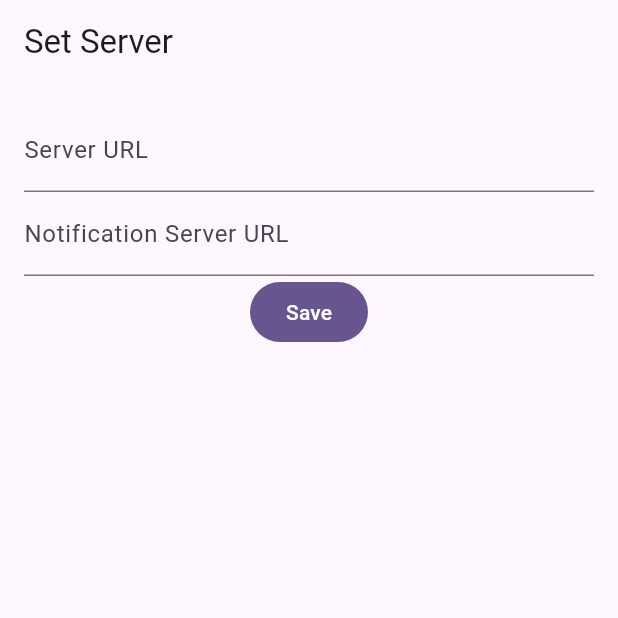
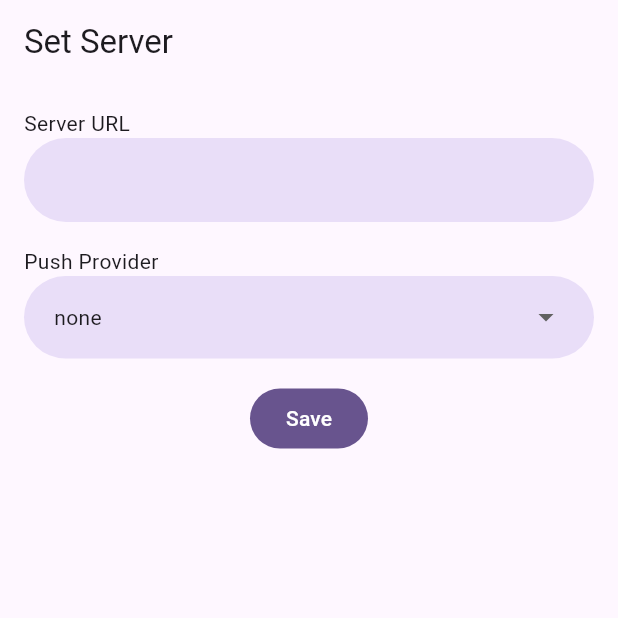
Before and after one commit to Mauznemo/CrypthoraChatWrapper, a Flutter app: the screen it shows after launch, on a phone screen of 412 x 824 dp, the top half of it. Run offline on Flutter 3.47's test engine with Material 3 defaults, Android fonts, the phone set to English and light mode, and no system bars; our stand-ins replace connectivity_plus, flutter_i18n, flutter_local_notifications, package_info_plus, permission_handler, shared_preferences; missing offline and left inert: flutter_foreground_task, flutter_inappwebview, unifiedpush; statements that could not run were skipped.

Commit message:
feat: full unified push support

```diff
--- a/assets/i18n/de.json
+++ b/assets/i18n/de.json
@@ -23,6 +23,7 @@
   "server-settings": {
     "notification-server-url": "URL des Benachrichtigungsservers",
     "server-url": "Server-URL",
-    "set-server": "Server festlegen"
+    "set-server": "Server festlegen",
+    "push-provider": "Push-Anbieter"
   }
 }
--- a/assets/i18n/en.json
+++ b/assets/i18n/en.json
@@ -20,7 +20,8 @@
   "server-settings": {
     "set-server": "Set Server",
     "server-url": "Server URL",
-    "notification-server-url": "Notification Server URL"
+    "notification-server-url": "Notification Server URL",
+    "push-provider": "Push Provider"
   },
   "common": {
     "save": "Save"
--- /dev/null
+++ b/lib/components/custom_dropdown_button.dart
@@ -0,0 +1,40 @@
+import 'package:flutter/material.dart';
+
+class CustomDropdownButton<T> extends StatelessWidget {
+  final T? value;
+  final List<DropdownMenuItem<T>> items;
+  final void Function(T?) onChanged;
+  final Widget? hint;
+
+  const CustomDropdownButton({
+    Key? key,
+    required this.value,
+    required this.items,
+    required this.onChanged,
+    this.hint,
+  }) : super(key: key);
+
+  @override
+  Widget build(BuildContext context) {
+    return Container(
+      padding: const EdgeInsets.symmetric(horizontal: 20),
+      decoration: BoxDecoration(
+        color: Theme.of(context).colorScheme.secondaryContainer,
+        borderRadius: BorderRadius.circular(50),
+      ),
+      child: DropdownButton<T>(
+        isExpanded: true,
+        hint: hint,
+        menuWidth: MediaQuery.of(context).size.width - 25,
+        value: value,
+        items: items,
+        onChanged: onChanged,
+        underline: const SizedBox(),
+        borderRadius: BorderRadius.circular(20),
+        itemHeight: 55,
+        dropdownColor: Theme.of(context).colorScheme.secondaryContainer,
+        style: Theme.of(context).textTheme.bodyMedium,
+      ),
+    );
+  }
+}
--- /dev/null
+++ b/lib/components/custom_text_form_field.dart
@@ -0,0 +1,80 @@
+import 'package:flutter/material.dart';
+import 'package:flutter/services.dart';
+
+class CustomTextFormField extends StatefulWidget {
+  final TextEditingController controller;
+  final String labelText;
+  final VoidCallback? onEditingComplete;
+  final bool obscureText;
+  final TextInputType? keyboardType;
+  final List<TextInputFormatter>? inputFormatters;
+  final FormFieldValidator<String>? validator;
+
+  const CustomTextFormField({
+    Key? key,
+    required this.controller,
+    this.labelText = '',
+    this.onEditingComplete,
+    this.obscureText = false,
+    this.keyboardType = TextInputType.text,
+    this.inputFormatters = const [],
+    this.validator,
+  }) : super(key: key);
+
+  @override
+  State<CustomTextFormField> createState() => _CustomTextFormFieldState();
+}
+
+class _CustomTextFormFieldState extends State<CustomTextFormField> {
+  late FocusNode _focusNode;
+  bool _isFocused = false;
+
+  @override
+  void initState() {
+    super.initState();
+    _focusNode = FocusNode();
+    _focusNode.addListener(() {
+      setState(() {
+        _isFocused = _focusNode.hasFocus;
+      });
+    });
+  }
+
+  @override
+  void dispose() {
+    _focusNode.dispose();
+    super.dispose();
+  }
+
+  @override
+  Widget build(BuildContext context) {
+    bool isLabelFloating = _isFocused || (widget.controller.text.isNotEmpty);
+
+    return TextField(
+      controller: widget.controller,
+      focusNode: _focusNode,
+      obscureText: widget.obscureText,
+      keyboardType: widget.keyboardType,
+      inputFormatters: widget.inputFormatters,
+      onEditingComplete: () {
+        if (widget.onEditingComplete != null) {
+          widget.onEditingComplete!();
+        }
+        _focusNode.unfocus();
+      },
+      decoration: InputDecoration(
+        filled: true,
+        fillColor: Theme.of(context).colorScheme.secondaryContainer,
+        contentPadding: EdgeInsets.symmetric(vertical: 16, horizontal: 20),
+        label: Container(
+          padding: EdgeInsets.only(bottom: isLabelFloating ? 25 : 0),
+          child: Text(widget.labelText),
+        ),
+        border: OutlineInputBorder(
+          borderRadius: BorderRadius.circular(50),
+          borderSide: BorderSide.none,
+        ),
+      ),
+    );
+  }
+}
--- a/lib/pages/add_server_page.dart
+++ b/lib/pages/add_server_page.dart
@@ -1,11 +1,11 @@
-import 'dart:math';
-
+import 'package:crypthora_chat_wrapper/components/custom_dropdown_button.dart';
+import 'package:crypthora_chat_wrapper/components/custom_text_form_field.dart';
 import 'package:crypthora_chat_wrapper/pages/chat_page.dart';
-import 'package:crypthora_chat_wrapper/utils/utils.dart';
+import 'package:crypthora_chat_wrapper/services/push_service.dart';
 import 'package:flutter/material.dart';
-import 'package:flutter_foreground_task/flutter_foreground_task.dart';
 import 'package:flutter_i18n/flutter_i18n.dart';
 import 'package:shared_preferences/shared_preferences.dart';
+import 'package:unifiedpush/unifiedpush.dart';
 
 class AddServerPage extends StatefulWidget {
   final bool canGoBack;
@@ -17,13 +17,28 @@ class AddServerPage extends StatefulWidget {
 
 class _AddServerPageState extends State<AddServerPage> {
   final TextEditingController _serverUrlController = TextEditingController();
-  final TextEditingController _notificationServerUrlController =
-      TextEditingController();
+  String _pushProvider = 'none';
+  List<String> distributors = ['none'];
+
+  Future<void> _init() async {
+    final prefs = await SharedPreferences.getInstance();
+    _serverUrlController.text = prefs.getString('server_url') ?? '';
+    distributors = await UnifiedPush.getDistributors();
+    debugPrint('distributors: $distributors');
+    if (distributors.isEmpty) return;
+    _pushProvider = distributors[0];
+    setState(() {});
+  }
+
+  @override
+  void initState() {
+    super.initState();
+    _init();
+  }
 
   @override
   void dispose() {
     _serverUrlController.dispose();
-    _notificationServerUrlController.dispose();
     super.dispose();
   }
 
@@ -51,45 +66,61 @@ class _AddServerPageState extends State<AddServerPage> {
           padding: const EdgeInsets.all(16.0),
           child: Column(
             children: [
-              TextField(
-                controller: _serverUrlController,
-                decoration: InputDecoration(
-                  labelText: FlutterI18n.translate(
-                    context,
-                    'server-settings.server-url',
-                  ),
-                  hintText: 'https://chat.my-server.com',
+              Align(
+                alignment: Alignment.topLeft,
+                child: Text(
+                  FlutterI18n.translate(context, 'server-settings.server-url'),
                 ),
               ),
-              TextField(
-                controller: _notificationServerUrlController,
-
-                decoration: InputDecoration(
-                  labelText: FlutterI18n.translate(
+              CustomTextFormField(controller: _serverUrlController),
+              const SizedBox(height: 16),
+              Align(
+                alignment: Alignment.topLeft,
+                child: Text(
+                  FlutterI18n.translate(
                     context,
-                    'server-settings.notification-server-url',
+                    'server-settings.push-provider',
                   ),
-                  hintText: 'wss://ntfy.my-server.com',
                 ),
               ),
+              CustomDropdownButton(
+                value: _pushProvider,
+                items: distributors
+                    .map(
+                      (e) => DropdownMenuItem<String>(value: e, child: Text(e)),
+                    )
+                    .toList(),
+                onChanged: (value) {
+                  setState(() {
+                    _pushProvider = value as String;
+                  });
+                },
+              ),
+              const SizedBox(height: 16),
               FilledButton(
                 onPressed: () async {
                   if (_serverUrlController.text.isEmpty) return;
-                  if (_notificationServerUrlController.text.isEmpty) return;
-
-                  String topic = Utils.generateRandomTopic();
+                  if (_pushProvider.isEmpty) return;
 
                   var prefs = await SharedPreferences.getInstance();
                   await prefs.setString(
                     'server_url',
                     _serverUrlController.text,
                   );
-                  await prefs.setString(
-                    'notification_server_url',
-                    _notificationServerUrlController.text,
-                  );
-                  await prefs.setString('topic', topic);
-                  FlutterForegroundTask.restartService();
+                  // await prefs.setString(
+                  //   'notification_server_url',
+                  //   _notificationServerUrlController.text,
+                  // );
+                  await PushService.unregister();
+
+                  final oldDistributor = await UnifiedPush.getDistributor();
+                  if (oldDistributor != _pushProvider) {
+                    debugPrint('save distributor: $_pushProvider');
+                    await UnifiedPush.saveDistributor(_pushProvider);
+                  }
+
+                  await PushService.register();
+
                   if (mounted) {
                     Navigator.push(
                       context,
--- a/lib/services/push_service.dart
+++ b/lib/services/push_service.dart
@@ -1,25 +1,35 @@
 import 'dart:convert';
 
 import 'package:crypthora_chat_wrapper/utils/i18n_helper.dart';
+import 'package:crypthora_chat_wrapper/utils/utils.dart';
 import 'package:flutter/material.dart';
 import 'package:flutter_local_notifications/flutter_local_notifications.dart';
 import 'package:shared_preferences/shared_preferences.dart';
 import 'package:unifiedpush/unifiedpush.dart';
-import 'package:workmanager/workmanager.dart';
 
+@pragma('vm:entry-point')
 class PushService {
   static final FlutterLocalNotificationsPlugin _notifications =
       FlutterLocalNotificationsPlugin();
+  static final _instance = 'crypthora_chat';
+
+  static Future<void> register() async {
+    await UnifiedPush.register(instance: _instance);
+  }
+
+  static Future<void> unregister() async {
+    await UnifiedPush.unregister(_instance);
+  }
 
   static void onNewEndpoint(PushEndpoint endpoint, String instance) {
-    debugPrint("New endpoint: $endpoint");
+    debugPrint("[push_service] New endpoint: ${endpoint.url}");
 
     // TODO: Send endpoint to server
     saveEndpoint(endpoint);
   }
 
   static void onRegistrationFailed(FailedReason reason, String instance) {
-    debugPrint("Registration failed");
+    debugPrint("[push_service] Registration failed");
   }
 
   static void onUnregistered(String instance) {
@@ -27,9 +37,11 @@ class PushService {
     // Clean up endpoint server
   }
 
+  @pragma('vm:entry-point')
   static Future<void> onMessage(PushMessage message, String instance) async {
     String messageText = utf8.decode(message.content);
-    debugPrint("Received message: $messageText");
+    debugPrint("[push_service] Received message: $messageText");
+    try {
       final data = jsonDecode(messageText);
 
       final chatId = data['chatId'] as String;
@@ -48,31 +60,47 @@ class PushService {
         timestamp,
       );
 
+      debugPrint("[push_service] Stored pending notification for $chatId");
       await _scheduleNotificationUpdate(chatId);
+    } catch (e) {
+      debugPrint("[push_service] Error parsing message: $e");
+    }
   }
 
   static Future<void> saveEndpoint(PushEndpoint endpoint) async {
     final prefs = await SharedPreferences.getInstance();
-    await prefs.setString('unifiedpush_endpoint', endpoint.url);
+    // await prefs.setString('unifiedpush_endpoint', endpoint.url);
+    final topic = Utils.extractNtfyTopic(endpoint.url);
+    await prefs.setString('topic', topic);
   }
 
   static Future<void> _scheduleNotificationUpdate(String chatId) async {
-    // Cancel existing scheduled notification for this chat
-    await Workmanager().cancelByUniqueName('notification_$chatId');
+    final scheduledTime = DateTime.now().millisecondsSinceEpoch;
+    await _setNewestNotificationTimestamp(chatId, scheduledTime);
 
-    // Schedule new notification in 2 seconds
-    await Workmanager().registerOneOffTask(
-      'notification_$chatId',
-      'showNotification',
-      initialDelay: Duration(seconds: 2),
-      inputData: {'chatId': chatId},
-    );
+    Future.delayed(Duration(seconds: 2), () async {
+      final newestTimestamp = await _getNewestNotificationTimestamp(chatId);
+
+      // If a newer notification was scheduled after this one, don't show
+      if (newestTimestamp != null && newestTimestamp > scheduledTime) {
+        return;
       }
 
-  static Future<void> showPendingNotification(
-    Map<String, dynamic> inputData,
-  ) async {
-    final chatId = inputData['chatId'] as String;
+      await _showPendingNotification(chatId);
+    });
+  }
+
+  static final Map<String, dynamic> _translationsEn = {
+    "new-message-group": "{count} new messages in {chatName}",
+    "new-message-dm": "{count} new messages from {username}",
+  };
+
+  static final Map<String, dynamic> _translationsDe = {
+    "new-message-dm": "{count} neue Nachrichten von {username}",
+    "new-message-group": "{count} neue Nachrichten in {chatName}",
+  };
+
+  static Future<void> _showPendingNotification(String chatId) async {
     final pending = await _getPendingNotification(chatId);
 
     if (pending == null) return;
@@ -86,15 +114,22 @@ class PushService {
     String title;
     String body;
 
+    final prefs = await SharedPreferences.getInstance();
+    final locale = prefs.getString('locale');
+    I18nHelper.load(
+      locale ?? 'en',
+      locale == 'de' ? _translationsDe : _translationsEn,
+    );
+
     if (groupType == 'group') {
       title = chatName;
-      body = I18nHelper.t('notifications.new-message-group', {
+      body = I18nHelper.t('new-message-group', {
         'count': unreadCount.toString(),
         'chatName': chatName,
       });
     } else {
       title = username;
-      body = I18nHelper.t('notifications.new-message-dm', {
+      body = I18nHelper.t('new-message-dm', {
         'count': unreadCount.toString(),
         'username': username,
       });
@@ -196,13 +231,24 @@ class PushService {
     return counts[chatId] ?? 0;
   }
 
+  static Future<void> _setNewestNotificationTimestamp(
+    String chatId,
+    int timestamp,
+  ) async {
+    final prefs = await SharedPreferences.getInstance();
+    await prefs.setInt('newest_notification_timestamp_$chatId', timestamp);
+  }
+
+  static Future<int?> _getNewestNotificationTimestamp(String chatId) async {
+    final prefs = await SharedPreferences.getInstance();
+    return prefs.getInt('newest_notification_timestamp_$chatId');
+  }
+
   static Future<void> clearUnreadCount(String chatId) async {
     final counts = await _getUnreadCounts();
     counts.remove(chatId);
     await _saveUnreadCounts(counts);
 
-    // Also cancel any pending notifications for this chat
-    await Workmanager().cancelByUniqueName('notification_$chatId');
     await _clearPendingNotification(chatId);
   }
 }
--- a/lib/utils/i18n_helper.dart
+++ b/lib/utils/i18n_helper.dart
@@ -9,16 +9,26 @@ class I18nHelper {
   static String _locale = 'en';
 
   /// Load the translation file for the given locale
-  static Future<void> load(String locale) async {
+  static Future<void> load(
+    String locale, [
+    Map<String, dynamic>? translations,
+  ]) async {
     _locale = locale;
-    final jsonStr = await rootBundle.loadString('assets/i18n/$locale.json');
-    _translations = json.decode(jsonStr) as Map<String, dynamic>;
+    debugPrint('[i18n_helper] Setting locale to $locale');
+    if (translations == null) {
+      final jsonStr = await rootBundle.loadString('assets/i18n/$locale.json');
+      _translations = json.decode(jsonStr) as Map<String, dynamic>;
+    } else {
+      debugPrint('[i18n_helper] Setting translations to custom set');
+      _translations = translations;
+    }
   }
 
   /// Get a translation by key
   ///optionally provide variables for placeholders.
   static String t(String key, [Map<String, String>? vars]) {
     if (_translations == null) {
+      debugPrint('[i18n_helper] No translations loaded, returning key: $key');
       return key;
     }
 
--- a/pubspec.yaml
+++ b/pubspec.yaml
@@ -25,7 +25,7 @@ dependencies:
   package_info_plus: ^9.0.0
   url_launcher: ^6.3.2
   unifiedpush: ^6.2.0
-  workmanager: ^0.5.2
+  workmanager: ^0.9.0+3
 
 
 dev_dependencies:
```
Also changed, not shown: lib/main.dart (+1 -14 lines), lib/pages/chat_page.dart (+24 -6 lines), lib/utils/utils.dart (+17 -0 lines), pubspec.lock, 1 other file. Lines whose indentation alone changed are shown as unchanged.
